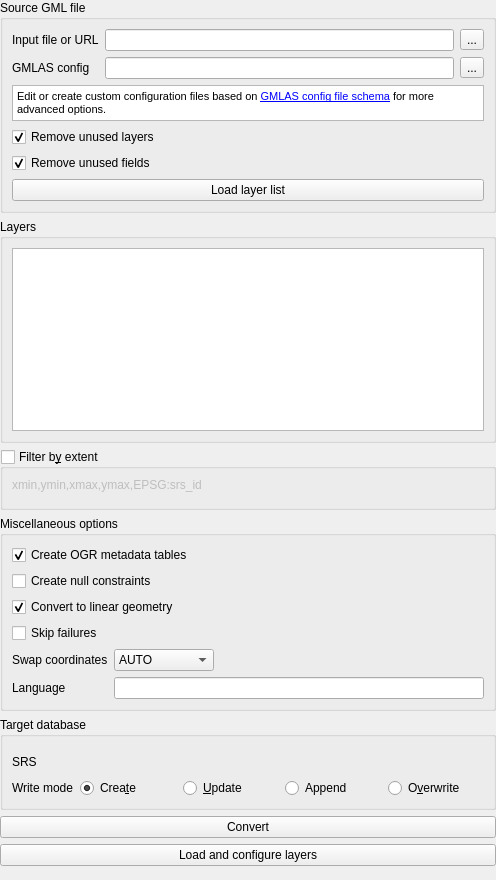
Qt form gml_application_schema_toolbox/ui/import_gmlas_panel.ui (BRGM/gml_application_schema_toolbox) before a commit.
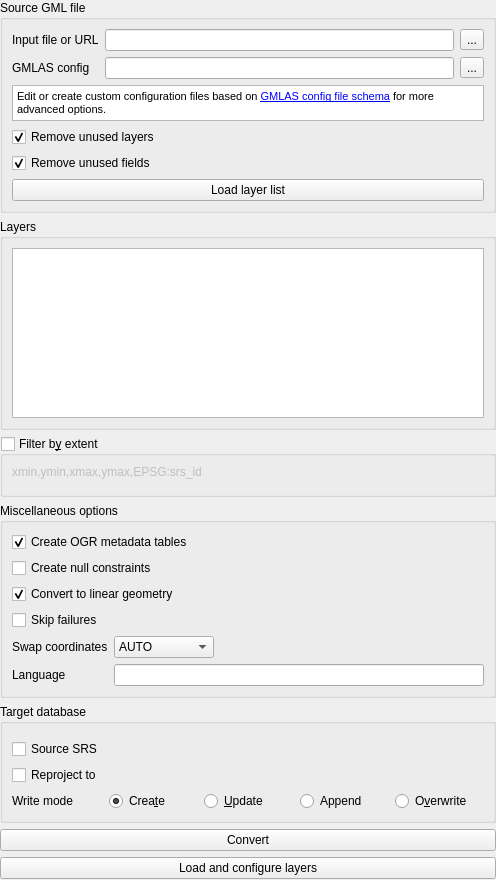
The same form after that commit. Custom widgets are drawn as their Qt base class.

Commit message: Add a 'source SRS' button

```diff
--- a/gml_application_schema_toolbox/ui/import_gmlas_panel.ui
+++ b/gml_application_schema_toolbox/ui/import_gmlas_panel.ui
@@ -361,14 +361,28 @@
         <property name="fieldGrowthPolicy">
          <enum>QFormLayout::AllNonFixedFieldsGrow</enum>
         </property>
-        <item row="0" column="0">
-         <widget class="QLabel" name="label_6">
+        <item row="3" column="1">
+         <widget class="QgsProjectionSelectionWidget" name="destSrs" native="true">
+          <property name="enabled">
+           <bool>false</bool>
+          </property>
+          <property name="minimumSize">
+           <size>
+            <width>100</width>
+            <height>20</height>
+           </size>
+          </property>
+          <zorder>checkBox</zorder>
+         </widget>
+        </item>
+        <item row="4" column="0">
+         <widget class="QLabel" name="label_7">
           <property name="text">
-           <string>SRS</string>
+           <string>Write mode</string>
           </property>
          </widget>
         </item>
-        <item row="1" column="1">
+        <item row="4" column="1">
          <layout class="QHBoxLayout" name="horizontalLayout_8">
           <item>
            <widget class="QWidget" name="accessModeWidget" native="true">
@@ -421,20 +435,24 @@
           </item>
          </layout>
         </item>
-        <item row="1" column="0">
-         <widget class="QLabel" name="label_7">
+        <item row="3" column="0">
+         <widget class="QCheckBox" name="reprojectCheck">
           <property name="text">
-           <string>Write mode</string>
+           <string>Reproject to</string>
           </property>
          </widget>
         </item>
-        <item row="0" column="1">
-         <widget class="QgsProjectionSelectionWidget" name="srsSelectionWidget" native="true">
-          <property name="minimumSize">
-           <size>
-            <width>100</width>
-            <height>20</height>
-           </size>
+        <item row="2" column="0">
+         <widget class="QCheckBox" name="sourceSrsCheck">
+          <property name="text">
+           <string>Source SRS</string>
+          </property>
+         </widget>
+        </item>
+        <item row="2" column="1">
+         <widget class="QgsProjectionSelectionWidget" name="sourceSrs" native="true">
+          <property name="enabled">
+           <bool>false</bool>
           </property>
          </widget>
         </item>
```
Left out of the diff: 35 changed lines with no effect on the pictures. The commit also changes 1 other file.
